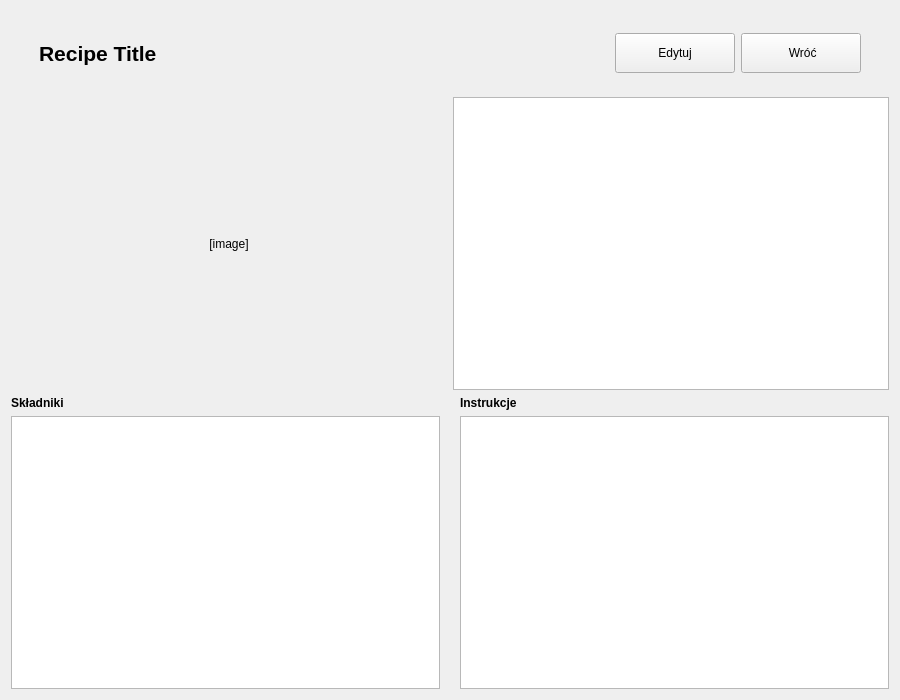
This is RecipeManager/pages/RecipeDetailsPage.ui in akmqu/recipe-manager as Qt 5 draws it before an edit. The edited form follows.
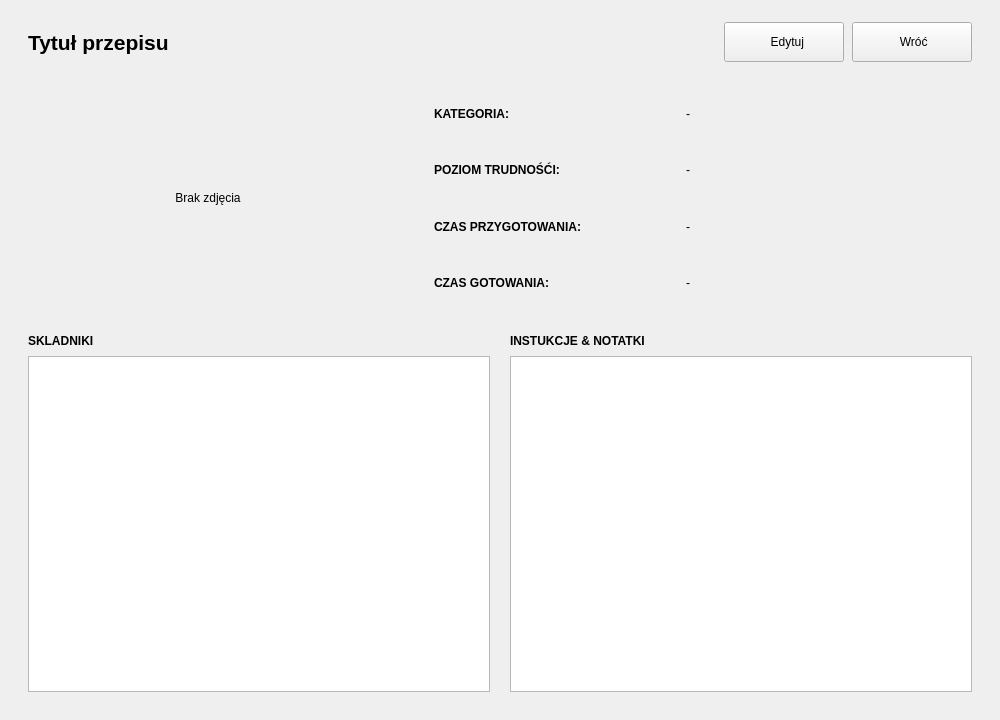
This is the edited form.

```diff
--- a/RecipeManager/pages/RecipeDetailsPage.ui
+++ b/RecipeManager/pages/RecipeDetailsPage.ui
@@ -6,22 +6,33 @@
    <rect>
     <x>0</x>
     <y>0</y>
-    <width>900</width>
-    <height>700</height>
+    <width>1000</width>
+    <height>720</height>
    </rect>
   </property>
   <property name="windowTitle">
    <string>Szczegóły Przepisu</string>
   </property>
-  <layout class="QVBoxLayout" name="verticalLayout_4">
+  <layout class="QVBoxLayout" name="verticalLayout_Main">
+   <property name="spacing">
+    <number>0</number>
+   </property>
+   <property name="leftMargin">
+    <number>0</number>
+   </property>
+   <property name="topMargin">
+    <number>0</number>
+   </property>
+   <property name="rightMargin">
+    <number>0</number>
+   </property>
+   <property name="bottomMargin">
+    <number>0</number>
+   </property>
    <item>
-    <layout class="QVBoxLayout" name="verticalLayout_2">
-     <item>
-      <layout class="QVBoxLayout" name="verticalLayout">
-       <item>
-        <layout class="QHBoxLayout" name="hl_DetailActions">
-         <property name="sizeConstraint">
-          <enum>QLayout::SetDefaultConstraint</enum>
+    <layout class="QHBoxLayout" name="hl_Header" stretch="0,0,0,0">
+     <property name="spacing">
+      <number>8</number>
          </property>
          <property name="leftMargin">
           <number>28</number>
@@ -36,11 +47,16 @@
           <number>18</number>
          </property>
          <item>
+      <layout class="QVBoxLayout" name="vl_TitleBlock">
+       <property name="spacing">
+        <number>4</number>
+       </property>
+       <item>
           <widget class="QLabel" name="label_DetailTitle">
            <property name="minimumSize">
             <size>
              <width>0</width>
-             <height>40</height>
+           <height>28</height>
             </size>
            </property>
            <property name="font">
@@ -50,15 +66,17 @@
             </font>
            </property>
            <property name="text">
-            <string>Recipe Title</string>
+          <string>Tytuł przepisu</string>
            </property>
            <property name="wordWrap">
             <bool>true</bool>
            </property>
           </widget>
          </item>
+      </layout>
+     </item>
          <item>
-          <spacer name="hSpacer_Detail">
+      <spacer name="hSpacer_Header">
            <property name="orientation">
             <enum>Qt::Horizontal</enum>
            </property>
@@ -79,7 +97,7 @@
             </size>
            </property>
            <property name="text">
-            <string>Edytuj</string>
+        <string>  Edytuj</string>
            </property>
           </widget>
          </item>
@@ -99,87 +117,82 @@
         </layout>
        </item>
        <item>
-        <layout class="QHBoxLayout" name="horizontalLayout_4">
-         <item>
-          <widget class="QLabel" name="label_DetailImage">
-           <property name="sizePolicy">
-            <sizepolicy hsizetype="Expanding" vsizetype="Fixed">
-             <horstretch>0</horstretch>
-             <verstretch>0</verstretch>
-            </sizepolicy>
-           </property>
-           <property name="maximumSize">
-            <size>
-             <width>520</width>
-             <height>320</height>
-            </size>
-           </property>
-           <property name="text">
-            <string>[image]</string>
-           </property>
-           <property name="alignment">
-            <set>Qt::AlignCenter</set>
-           </property>
-          </widget>
-         </item>
-         <item>
-          <widget class="QTextBrowser" name="textBrowser_Meta">
-           <property name="minimumSize">
-            <size>
-             <width>260</width>
-             <height>40</height>
-            </size>
-           </property>
-           <property name="maximumSize">
-            <size>
-             <width>520</width>
-             <height>320</height>
-            </size>
-           </property>
-           <property name="focusPolicy">
-            <enum>Qt::NoFocus</enum>
-           </property>
-           <property name="html">
-            <string>&lt;!DOCTYPE HTML PUBLIC &quot;-//W3C//DTD HTML 4.0//EN&quot; &quot;http://www.w3.org/TR/REC-html40/strict.dtd&quot;&gt;
-&lt;html&gt;&lt;head&gt;&lt;meta name=&quot;qrichtext&quot; content=&quot;1&quot; /&gt;&lt;meta charset=&quot;utf-8&quot; /&gt;&lt;style type=&quot;text/css&quot;&gt;
-p, li { white-space: pre-wrap; }
-hr { height: 1px; border-width: 0; }
-li.unchecked::marker { content: &quot;\2610&quot;; }
-li.checked::marker { content: &quot;\2612&quot;; }
-&lt;/style&gt;&lt;/head&gt;&lt;body style=&quot; font-family:'Ubuntu'; font-size:10pt; font-weight:400; font-style:normal;&quot;&gt;
-&lt;p style=&quot;-qt-paragraph-type:empty; margin-top:0px; margin-bottom:0px; margin-left:0px; margin-right:0px; -qt-block-indent:0; text-indent:0px;&quot;&gt;&lt;br /&gt;&lt;/p&gt;&lt;/body&gt;&lt;/html&gt;</string>
-           </property>
-           <property name="openExternalLinks">
-            <bool>false</bool>
-           </property>
-          </widget>
-         </item>
-        </layout>
-       </item>
-       <item>
-        <layout class="QGridLayout" name="gridLayout_2">
+    <widget class="QScrollArea" name="scrollArea">
+     <property name="frameShape">
+      <enum>QFrame::NoFrame</enum>
+     </property>
+     <property name="widgetResizable">
+      <bool>true</bool>
+     </property>
+     <widget class="QWidget" name="scrollAreaWidgetContents">
+      <property name="geometry">
+       <rect>
+        <x>0</x>
+        <y>0</y>
+        <width>1000</width>
+        <height>640</height>
+       </rect>
+      </property>
+      <layout class="QGridLayout" name="gridLayout">
+       <property name="leftMargin">
+        <number>28</number>
+       </property>
+       <property name="topMargin">
+        <number>8</number>
+       </property>
+       <property name="rightMargin">
+        <number>28</number>
+       </property>
+       <property name="bottomMargin">
+        <number>28</number>
+       </property>
+       <item row="2" column="0">
+        <layout class="QGridLayout" name="gl_Sections">
          <property name="horizontalSpacing">
           <number>20</number>
          </property>
-         <item row="1" column="2">
-          <widget class="QTextBrowser" name="textBrowser_Notes"/>
+         <property name="verticalSpacing">
+          <number>8</number>
+         </property>
+         <item row="0" column="0">
+          <widget class="QLabel" name="label_IngredientsHeader">
+           <property name="font">
+            <font>
+             <bold>true</bold>
+            </font>
+           </property>
+           <property name="text">
+            <string>SKLADNIKI</string>
+           </property>
+          </widget>
+         </item>
+         <item row="1" column="0">
+          <widget class="QTextBrowser" name="textBrowser_Ingredients">
+           <property name="minimumSize">
+            <size>
+             <width>0</width>
+             <height>200</height>
+            </size>
+           </property>
+           <property name="focusPolicy">
+            <enum>Qt::NoFocus</enum>
+           </property>
+          </widget>
          </item>
          <item row="1" column="1">
-          <widget class="QTextBrowser" name="textBrowser_Ingredients"/>
+          <widget class="QTextBrowser" name="textBrowser_Notes">
+           <property name="minimumSize">
+            <size>
+             <width>0</width>
+             <height>200</height>
+            </size>
+           </property>
+           <property name="focusPolicy">
+            <enum>Qt::NoFocus</enum>
+           </property>
+          </widget>
          </item>
          <item row="0" column="1">
-          <widget class="QLabel" name="label_IngredientsHeader">
-           <property name="font">
-            <font>
-             <bold>true</bold>
-            </font>
-           </property>
-           <property name="text">
-            <string>Składniki</string>
-           </property>
-          </widget>
-         </item>
-         <item row="0" column="2">
           <widget class="QLabel" name="label_NotesHeader">
            <property name="font">
             <font>
@@ -187,15 +200,172 @@
             </font>
            </property>
            <property name="text">
-            <string>Instrukcje</string>
+            <string>INSTUKCJE &amp; NOTATKI</string>
            </property>
           </widget>
          </item>
         </layout>
        </item>
-      </layout>
-     </item>
-    </layout>
+       <item row="0" column="0">
+        <layout class="QHBoxLayout" name="horizontalLayout_4" stretch="0,0,0,0">
+         <item>
+          <widget class="QLabel" name="label_DetailImage">
+           <property name="minimumSize">
+            <size>
+             <width>360</width>
+             <height>220</height>
+            </size>
+           </property>
+           <property name="maximumSize">
+            <size>
+             <width>360</width>
+             <height>320</height>
+            </size>
+           </property>
+           <property name="text">
+            <string>Brak zdjęcia</string>
+           </property>
+           <property name="scaledContents">
+            <bool>false</bool>
+           </property>
+           <property name="alignment">
+            <set>Qt::AlignCenter</set>
+           </property>
+          </widget>
+         </item>
+         <item>
+          <spacer name="horizontalSpacer_2">
+           <property name="orientation">
+            <enum>Qt::Horizontal</enum>
+           </property>
+           <property name="sizeType">
+            <enum>QSizePolicy::Maximum</enum>
+           </property>
+           <property name="sizeHint" stdset="0">
+            <size>
+             <width>40</width>
+             <height>20</height>
+            </size>
+           </property>
+          </spacer>
+         </item>
+         <item>
+          <layout class="QGridLayout" name="gridLayout_2">
+           <item row="2" column="4">
+            <widget class="QLabel" name="label_MetaPrepTime">
+             <property name="text">
+              <string>-</string>
+             </property>
+            </widget>
+           </item>
+           <item row="3" column="0">
+            <widget class="QLabel" name="label_Cock">
+             <property name="font">
+              <font>
+               <bold>true</bold>
+              </font>
+             </property>
+             <property name="text">
+              <string>CZAS GOTOWANIA:</string>
+             </property>
+            </widget>
+           </item>
+           <item row="1" column="4">
+            <widget class="QLabel" name="label_MetaDifficulty">
+             <property name="text">
+              <string>-</string>
+             </property>
+            </widget>
+           </item>
+           <item row="0" column="0">
+            <widget class="QLabel" name="label_Cat">
+             <property name="font">
+              <font>
+               <bold>true</bold>
+              </font>
+             </property>
+             <property name="text">
+              <string>KATEGORIA:</string>
+             </property>
+            </widget>
+           </item>
+           <item row="2" column="0">
+            <widget class="QLabel" name="label_Prep">
+             <property name="font">
+              <font>
+               <bold>true</bold>
+              </font>
+             </property>
+             <property name="text">
+              <string>CZAS PRZYGOTOWANIA:</string>
+             </property>
+            </widget>
+           </item>
+           <item row="1" column="0">
+            <widget class="QLabel" name="label_Dif">
+             <property name="font">
+              <font>
+               <bold>true</bold>
+              </font>
+             </property>
+             <property name="text">
+              <string>POZIOM TRUDNOŚĆI:</string>
+             </property>
+            </widget>
+           </item>
+           <item row="0" column="4">
+            <widget class="QLabel" name="label_MetaCategory">
+             <property name="text">
+              <string>-</string>
+             </property>
+            </widget>
+           </item>
+           <item row="3" column="4">
+            <widget class="QLabel" name="label_MetaCockTime">
+             <property name="text">
+              <string>-</string>
+             </property>
+            </widget>
+           </item>
+          </layout>
+         </item>
+         <item>
+          <spacer name="horizontalSpacer">
+           <property name="orientation">
+            <enum>Qt::Horizontal</enum>
+           </property>
+           <property name="sizeType">
+            <enum>QSizePolicy::Minimum</enum>
+           </property>
+           <property name="sizeHint" stdset="0">
+            <size>
+             <width>40</width>
+             <height>30</height>
+            </size>
+           </property>
+          </spacer>
+         </item>
+        </layout>
+       </item>
+       <item row="1" column="0">
+        <spacer name="verticalSpacer">
+         <property name="orientation">
+          <enum>Qt::Vertical</enum>
+         </property>
+         <property name="sizeType">
+          <enum>QSizePolicy::Maximum</enum>
+         </property>
+         <property name="sizeHint" stdset="0">
+          <size>
+           <width>20</width>
+           <height>20</height>
+          </size>
+         </property>
+        </spacer>
+       </item>
+      </layout>
+     </widget>
+    </widget>
    </item>
   </layout>
  </widget>
```
Lines whose indentation alone changed are shown as unchanged.
